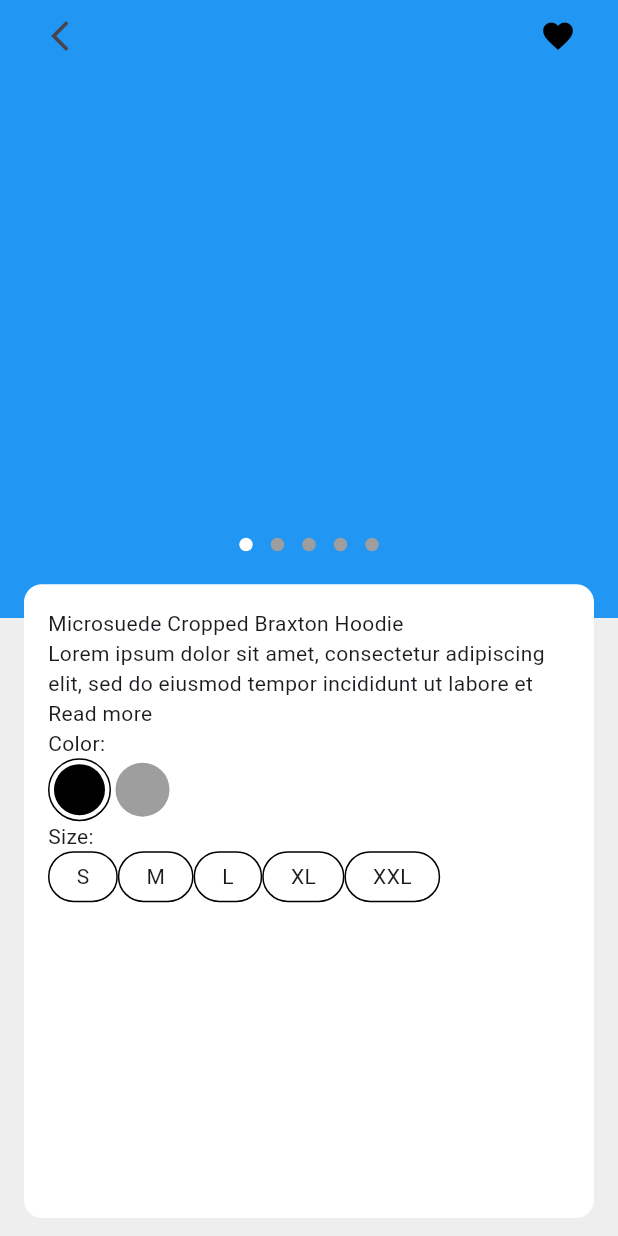
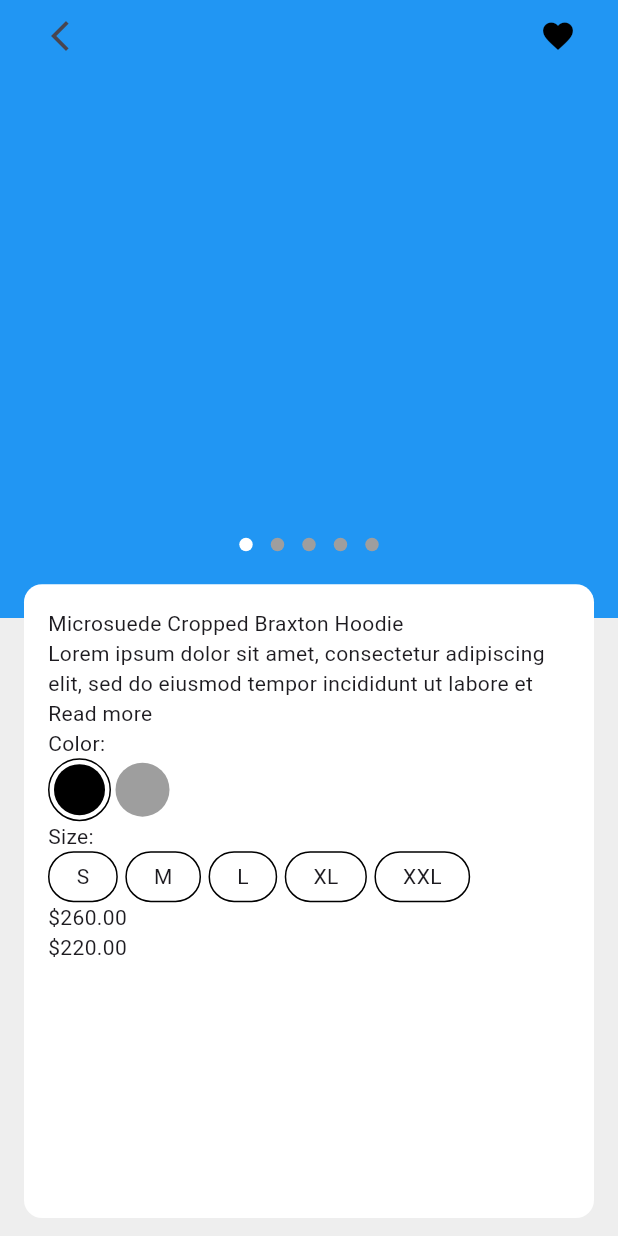
Before and after one commit to JAICHANGPARK/flutter_notebook_chapter_49, a Flutter app: the ECommerceDetailPage screen opened directly, on a phone screen of 412 x 824 dp. Run offline on Flutter 3.47's test engine with Material 3 defaults, Android fonts, the phone set to English and light mode, and no system bars; drawn by our look-alikes of dots_indicator; our stand-ins replace gap, google_fonts.

Commit message:
Update e_commerce_detail_page.dart

```diff
--- a/lib/ep2451_e_commerce_app/ui/e_commerce_detail_page.dart
+++ b/lib/ep2451_e_commerce_app/ui/e_commerce_detail_page.dart
@@ -128,6 +128,7 @@ class _ECommerceDetailPageState extends State<ECommerceDetailPage> {
                         Row(
                           children: ["S", "M", "L", "XL", "XXL"].map(
                             (e) => Container(
+                              margin: .only(right: 5),
                               padding: .symmetric(horizontal: 18, vertical: 6),
                               decoration: ShapeDecoration(
                                 shape: StadiumBorder(side: BorderSide()),
@@ -136,6 +137,17 @@ class _ECommerceDetailPageState extends State<ECommerceDetailPage> {
                             ),
                           ).toList(),
                         ),
+                        Row(
+                          children: [
+                            Column(
+                              children: [
+                                Text("\$260.00"),
+                                Text("\$220.00"),
+
+                              ],
+                            )
+                          ],
+                        )
                       ],
                     ),
                   ),
```
